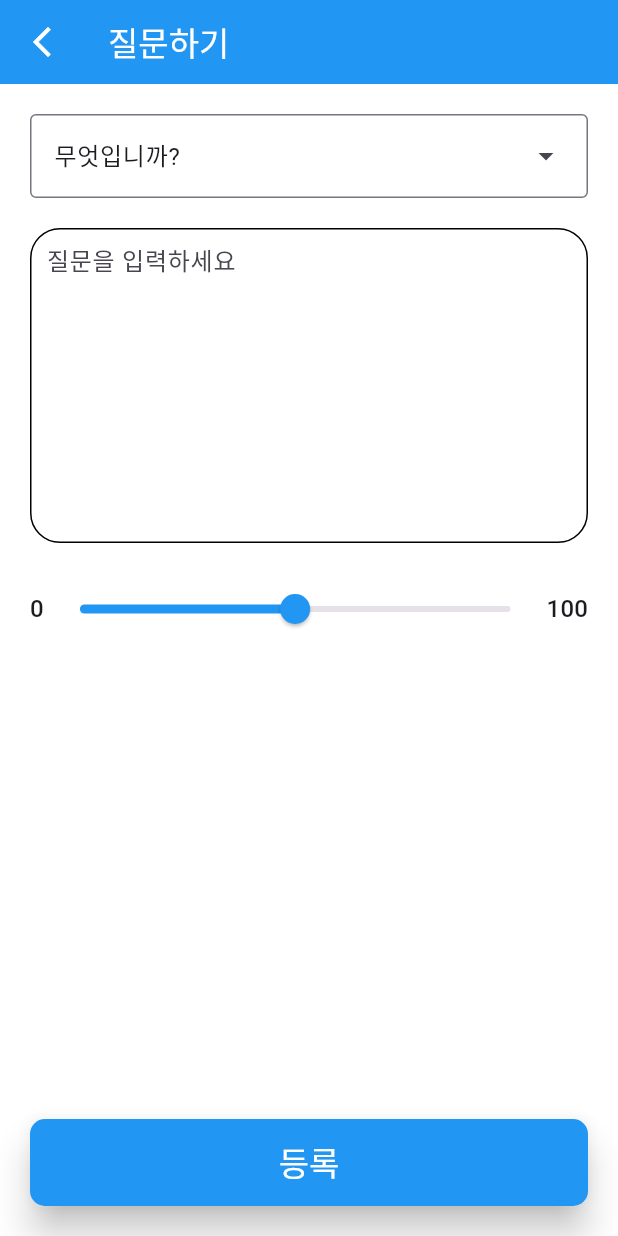
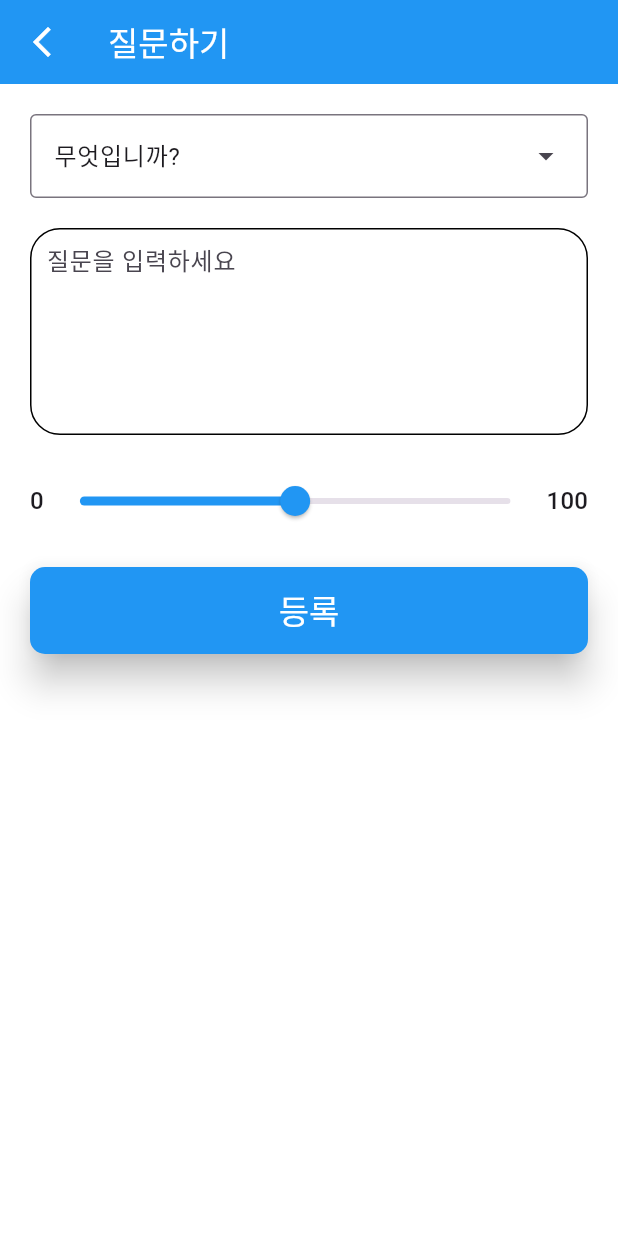
Before and after one commit to SeSACYongsan/langpal, a Flutter app: the NewQuestionScreen screen opened by its route, on a phone screen of 412 x 824 dp. Run offline on Flutter 3.47's test engine with Material 3 defaults, Android fonts, the phone set to English and light mode, and no system bars; our stand-ins replace flutter_riverpod, go_router, google_fonts; Roboto replaces fonts that are missing (CookieRun).

Commit message:
Update new_question_screen.dart

```diff
--- a/lib/screens/new_question_screen.dart
+++ b/lib/screens/new_question_screen.dart
@@ -39,7 +39,8 @@ class _NewQuestionScreenState extends ConsumerState<NewQuestionScreen> {
           },
         ),
       ),
-      body: SafeArea(
+      body: SingleChildScrollView(
+        child: SafeArea(
           child: Padding(
             padding: const EdgeInsets.all(20),
             child: Column(
@@ -55,7 +56,8 @@ class _NewQuestionScreenState extends ConsumerState<NewQuestionScreen> {
                   controller: questionTypeTextEditingController,
                   dropdownMenuEntries: QuestionType.values.map((questionType) {
                     return DropdownMenuEntry(
-                      value: questionType, label: questionType.toKoreanName());
+                        value: questionType,
+                        label: questionType.toKoreanName());
                   }).toList(),
                 ),
                 const SizedBox(height: 20),
@@ -72,7 +74,7 @@ class _NewQuestionScreenState extends ConsumerState<NewQuestionScreen> {
                       hintText: "질문을 입력하세요",
                     ),
                     keyboardType: TextInputType.text,
-                  maxLines: 8,
+                    maxLines: 5,
                     onChanged: (value) {
                       ref.read(newQuestionProvider.notifier).setString(value);
                     },
@@ -105,7 +107,7 @@ class _NewQuestionScreenState extends ConsumerState<NewQuestionScreen> {
                     ),
                   ],
                 ),
-              const Spacer(),
+                const SizedBox(height: 20),
                 ElevatedButton(
                   style: ElevatedButton.styleFrom(
                     backgroundColor: Colors.blue,
@@ -128,6 +130,7 @@ class _NewQuestionScreenState extends ConsumerState<NewQuestionScreen> {
             ),
           ),
         ),
+      ),
     );
   }
 
```
Lines whose indentation alone changed are shown as unchanged.
